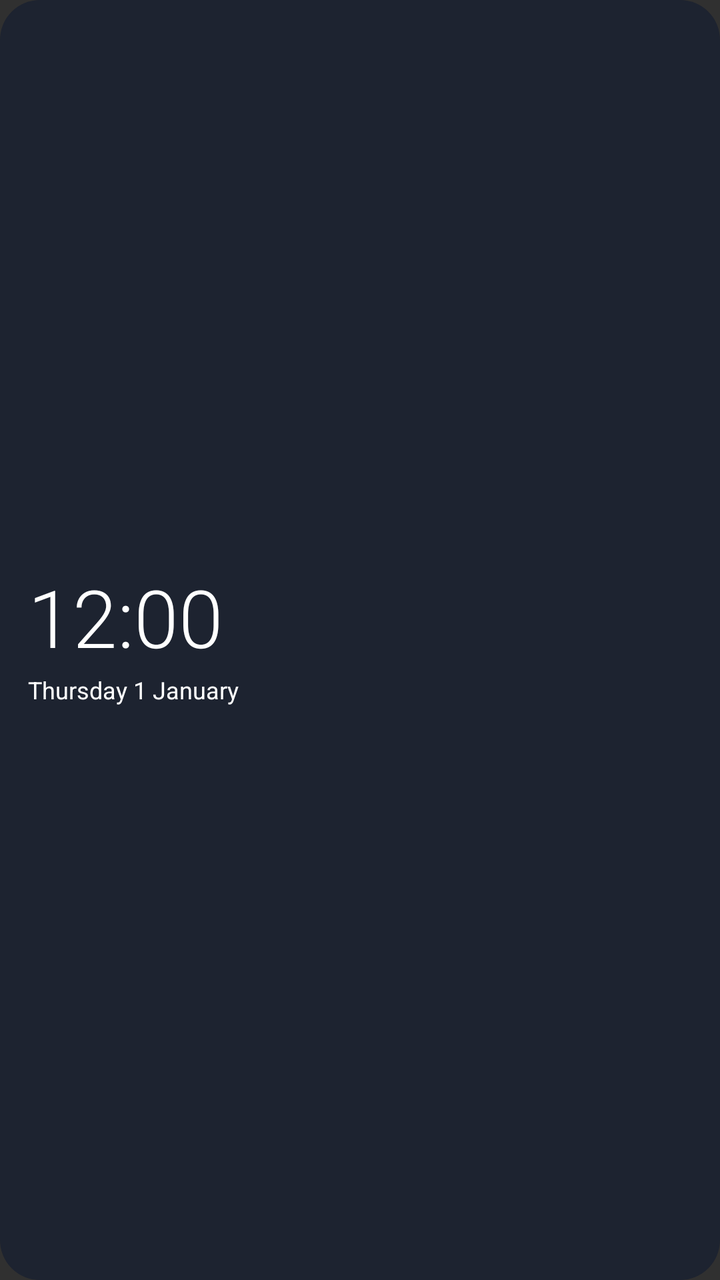
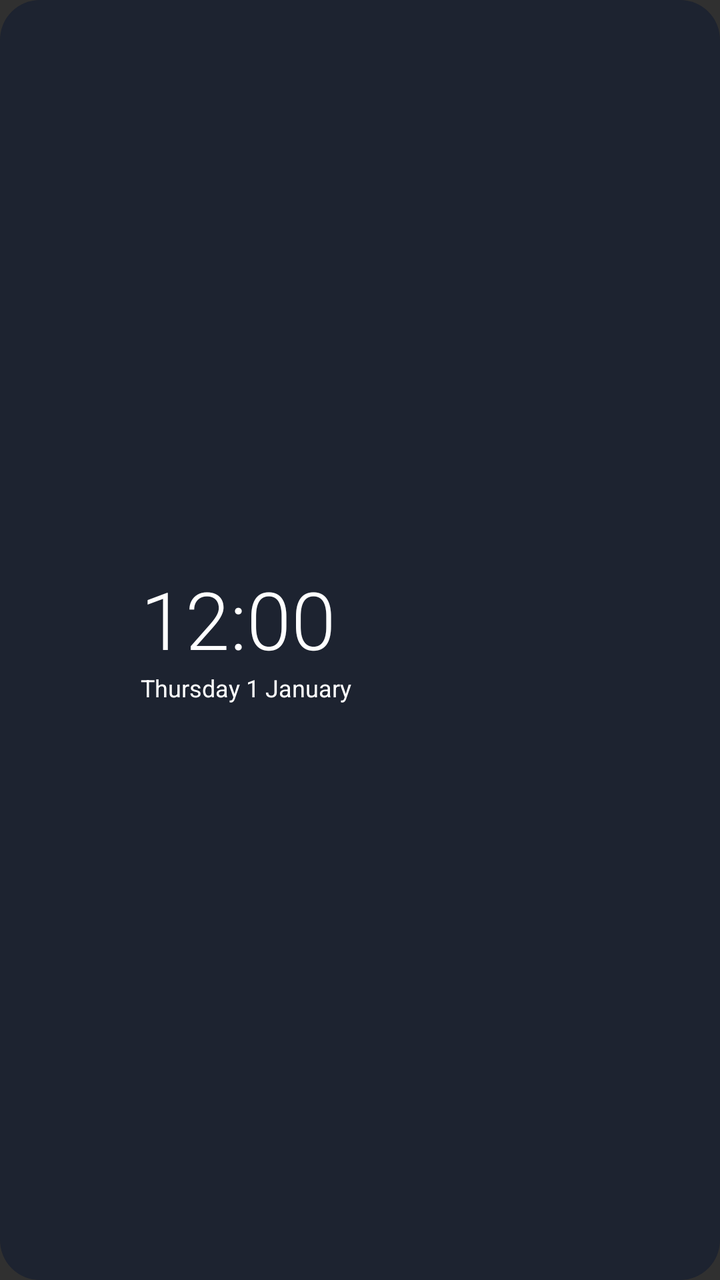

An Android layout rendered at two revisions. The XML below is the earlier revision; the diff shows what the commit changed to produce the second picture.
<!-- AndroidManifest.xml: application theme android:Theme.Material.NoActionBar -->
<!-- res/layout/wg_clock_row.xml -->
<?xml version="1.0" encoding="utf-8"?>
<LinearLayout xmlns:android="http://schemas.android.com/apk/res/android" android:id="@+id/wg_root" android:layout_width="match_parent" android:layout_height="match_parent" android:orientation="horizontal" android:gravity="center_vertical" android:paddingStart="14dp" android:paddingEnd="8dp" android:paddingTop="6dp" android:paddingBottom="6dp" android:background="@drawable/wg_bg">
<include layout="@layout/wg_clock_block"/>
<ImageView android:id="@+id/wg_weather" android:layout_width="0dp" android:layout_height="match_parent" android:layout_weight="1" android:layout_marginStart="8dp" android:scaleType="fitEnd" android:contentDescription="@null"/>
<ImageView android:id="@+id/wg_refresh" android:layout_width="26dp" android:layout_height="26dp" android:layout_marginStart="4dp" android:padding="4dp" android:src="@drawable/ic_wg_refresh" android:visibility="gone" android:contentDescription="@string/wg_refresh"/>
</LinearLayout>
<!-- res/layout/wg_clock_block.xml (included above) -->
<?xml version="1.0" encoding="utf-8"?>
<LinearLayout xmlns:android="http://schemas.android.com/apk/res/android" android:id="@+id/wg_clock_box" android:layout_width="wrap_content" android:layout_height="wrap_content" android:orientation="vertical">
<LinearLayout android:id="@+id/wg_clock_tap" android:layout_width="wrap_content" android:layout_height="wrap_content" android:orientation="horizontal">
<TextClock android:id="@+id/wg_time_light" android:layout_width="wrap_content" android:layout_height="wrap_content" android:fontFamily="sans-serif-light" android:format12Hour="h:mm" android:format24Hour="H:mm" android:includeFontPadding="false" android:maxLines="1" android:textColor="#FFFFFFFF" android:textSize="40sp"/>
<TextClock android:id="@+id/wg_time_regular" android:layout_width="wrap_content" android:layout_height="wrap_content" android:fontFamily="sans-serif" android:format12Hour="h:mm" android:format24Hour="H:mm" android:includeFontPadding="false" android:maxLines="1" android:textColor="#FFFFFFFF" android:textSize="40sp" android:visibility="gone"/>
<TextClock android:id="@+id/wg_time_bold" android:layout_width="wrap_content" android:layout_height="wrap_content" android:fontFamily="sans-serif" android:textStyle="bold" android:format12Hour="h:mm" android:format24Hour="H:mm" android:includeFontPadding="false" android:maxLines="1" android:textColor="#FFFFFFFF" android:textSize="40sp" android:visibility="gone"/>
<TextClock android:id="@+id/wg_time_condensed" android:layout_width="wrap_content" android:layout_height="wrap_content" android:fontFamily="sans-serif-condensed" android:format12Hour="h:mm" android:format24Hour="H:mm" android:includeFontPadding="false" android:maxLines="1" android:textColor="#FFFFFFFF" android:textSize="40sp" android:visibility="gone"/>
<ImageView android:id="@+id/wg_alarm" android:layout_width="13dp" android:layout_height="13dp" android:layout_marginStart="3dp" android:layout_marginTop="3dp" android:src="@drawable/ic_wg_alarm" android:visibility="gone" android:contentDescription="@string/wg_alarm_set"/>
</LinearLayout>
<TextClock android:id="@+id/wg_date" android:layout_width="wrap_content" android:layout_height="wrap_content" android:layout_marginTop="3dp" android:format12Hour="EEEE d MMMM" android:format24Hour="EEEE d MMMM" android:maxLines="1" android:textColor="#FFFFFFFF" android:textSize="12sp"/>
</LinearLayout>
<!-- resources referenced by this layout -->
<resources>
  <!-- drawable ic_wg_alarm (drawable) -->
  <?xml version="1.0" encoding="utf-8"?>
  <vector xmlns:android="http://schemas.android.com/apk/res/android" android:width="24dp" android:height="24dp" android:viewportWidth="24" android:viewportHeight="24">
    <path android:pathData="M12,21a8,8 0 1,0 0,-16a8,8 0 1,0 0,16zM12,9v4l2.5,2M3.5,6.5l3,-3M20.5,6.5l-3,-3" android:strokeColor="#FFFFFFFF" android:strokeWidth="2" android:strokeLineCap="round" android:strokeLineJoin="round"/>
  </vector>
  <!-- drawable ic_wg_refresh (drawable) -->
  <?xml version="1.0" encoding="utf-8"?>
  <vector xmlns:android="http://schemas.android.com/apk/res/android" android:width="24dp" android:height="24dp" android:viewportWidth="24" android:viewportHeight="24">
    <path android:pathData="M20 12a8 8 0 1 1-2.34-5.66M20 4v5h-5" android:strokeColor="#FFFFFFFF" android:strokeWidth="2.2" android:strokeLineCap="round" android:strokeLineJoin="round"/>
  </vector>
  <!-- drawable wg_bg (drawable) -->
  <?xml version="1.0" encoding="utf-8"?>
  <shape xmlns:android="http://schemas.android.com/apk/res/android" android:shape="rectangle"><solid android:color="#E61B2230"/><corners android:radius="20dp"/></shape>
  <string name="wg_alarm_set">Budík je nastavený</string>
  <string name="wg_refresh">Obnoviť</string>
</resources>

<!-- the commit's change to res/layout/wg_clock_row.xml (unified diff, before → after) -->
@@ -1,8 +1,13 @@
 <?xml version="1.0" encoding="utf-8"?>
-<LinearLayout xmlns:android="http://schemas.android.com/apk/res/android" android:id="@+id/wg_root" android:layout_width="match_parent" android:layout_height="match_parent" android:orientation="horizontal" android:gravity="center_vertical" android:paddingStart="14dp" android:paddingEnd="8dp" android:paddingTop="6dp" android:paddingBottom="6dp" android:background="@drawable/wg_bg">
+<LinearLayout xmlns:android="http://schemas.android.com/apk/res/android" android:id="@+id/wg_root" android:layout_width="match_parent" android:layout_height="match_parent" android:orientation="horizontal" android:gravity="center_vertical" android:paddingStart="12dp" android:paddingEnd="8dp" android:paddingTop="4dp" android:paddingBottom="4dp" android:background="@drawable/wg_bg">
+<FrameLayout android:id="@+id/wg_sp0" android:layout_width="0dp" android:layout_height="1dp" android:layout_weight="1"/>
 <include layout="@layout/wg_clock_block"/>
-<ImageView android:id="@+id/wg_weather" android:layout_width="0dp" android:layout_height="match_parent" android:layout_weight="1" android:layout_marginStart="8dp" android:scaleType="fitEnd" android:contentDescription="@null"/>
-<ImageView android:id="@+id/wg_refresh" android:layout_width="26dp" android:layout_height="26dp" android:layout_marginStart="4dp" android:padding="4dp" android:src="@drawable/ic_wg_refresh" android:visibility="gone" android:contentDescription="@string/wg_refresh"/>
+<FrameLayout android:id="@+id/wg_sp1" android:layout_width="0dp" android:layout_height="1dp" android:layout_weight="1"/>
+<ImageView android:id="@+id/wg_place" android:layout_width="wrap_content" android:layout_height="wrap_content" android:visibility="gone" android:contentDescription="@null"/>
+<FrameLayout android:id="@+id/wg_sp2" android:layout_width="0dp" android:layout_height="1dp" android:layout_weight="1"/>
+<ImageView android:id="@+id/wg_weather" android:layout_width="wrap_content" android:layout_height="wrap_content" android:contentDescription="@null"/>
+<FrameLayout android:id="@+id/wg_sp3" android:layout_width="0dp" android:layout_height="1dp" android:layout_weight="1"/>
+<ImageView android:id="@+id/wg_refresh" android:layout_width="26dp" android:layout_height="26dp" android:padding="4dp" android:src="@drawable/ic_wg_refresh" android:visibility="gone" android:contentDescription="@string/wg_refresh"/>
 </LinearLayout>
 <!-- res/layout/wg_clock_block.xml (included above) -->
 <?xml version="1.0" encoding="utf-8"?>
@@ -14,5 +19,6 @@
 <TextClock android:id="@+id/wg_time_condensed" android:layout_width="wrap_content" android:layout_height="wrap_content" android:fontFamily="sans-serif-condensed" android:format12Hour="h:mm" android:format24Hour="H:mm" android:includeFontPadding="false" android:maxLines="1" android:textColor="#FFFFFFFF" android:textSize="40sp" android:visibility="gone"/>
 <ImageView android:id="@+id/wg_alarm" android:layout_width="13dp" android:layout_height="13dp" android:layout_marginStart="3dp" android:layout_marginTop="3dp" android:src="@drawable/ic_wg_alarm" android:visibility="gone" android:contentDescription="@string/wg_alarm_set"/>
 </LinearLayout>
-<TextClock android:id="@+id/wg_date" android:layout_width="wrap_content" android:layout_height="wrap_content" android:layout_marginTop="3dp" android:format12Hour="EEEE d MMMM" android:format24Hour="EEEE d MMMM" android:maxLines="1" android:textColor="#FFFFFFFF" android:textSize="12sp"/>
+<TextClock android:id="@+id/wg_date" android:layout_width="wrap_content" android:layout_height="wrap_content" android:layout_marginTop="1dp" android:format12Hour="EEEE d MMMM" android:format24Hour="EEEE d MMMM" android:maxLines="1" android:textColor="#FFFFFFFF" android:textSize="12sp"/>
+<ImageView android:id="@+id/wg_extra" android:layout_width="wrap_content" android:layout_height="wrap_content" android:layout_marginTop="4dp" android:visibility="gone" android:contentDescription="@null"/>
 </LinearLayout>
